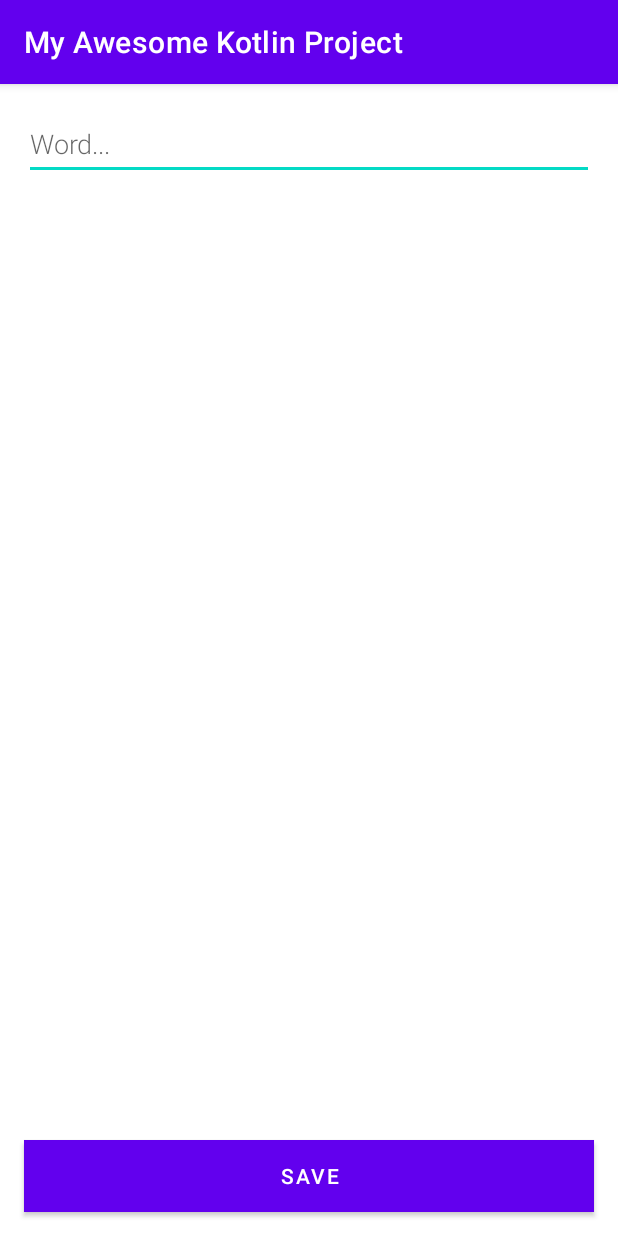
After one commit to mafaz-abrar/my-awesome-kotlin-app, an Android app: the NewWordActivity screen opened directly, with no data from a screen before it, on a phone screen of 412 x 824 dp. The commit adds this screen. Run offline under Robolectric (Android 15) with nearby library versions, the phone set to English and light mode, and no system bars.

Commit message:
Subclassed Application to store Database and Repository, made a new activity to add words, connected the Main Activity code to rest of the code.
Fixed the DAO async build errors by updating the Room version in the build files.

```diff
--- /dev/null
+++ b/app/src/main/java/com/example/myawesomekotlinproject/NewWordActivity.kt
@@ -0,0 +1,38 @@
+package com.example.myawesomekotlinproject
+
+import androidx.appcompat.app.AppCompatActivity
+import android.os.Bundle
+import android.text.TextUtils
+import android.widget.Button
+import android.widget.EditText
+import android.app.Activity
+import android.content.Intent
+
+class NewWordActivity : AppCompatActivity() {
+    override fun onCreate(savedInstanceState: Bundle?) {
+        super.onCreate(savedInstanceState)
+        setContentView(R.layout.activity_new_word)
+
+        val editWordView = findViewById<EditText>(R.id.edit_word)
+        val button = findViewById<Button>(R.id.button_save)
+
+        button.setOnClickListener {
+            val replyIntent = Intent()
+
+            if (TextUtils.isEmpty(editWordView.text)) {
+                setResult(Activity.RESULT_CANCELED, replyIntent)
+            } else {
+                // Place the typed word into a reply Intent
+                val word = editWordView.text.toString()
+                replyIntent.putExtra(EXTRA_REPLY, word)
+                setResult(Activity.RESULT_OK, replyIntent)
+            }
+
+            finish()
+        }
+    }
+
+    companion object {
+        const val EXTRA_REPLY = "com.example.android.wordlistsql.REPLY"
+    }
+}
--- a/app/src/main/java/com/example/myawesomekotlinproject/WordDao.kt
+++ b/app/src/main/java/com/example/myawesomekotlinproject/WordDao.kt
@@ -28,11 +28,13 @@ interface WordDao {
     // The selected onConflict strategy ignores a new word
     // if it's exactly the same as an existing word
     @Insert(onConflict = OnConflictStrategy.IGNORE)
-    fun insert(word: Word)
+    suspend fun insert(word: Word)
 
+    // I was facing strange build errors since the imported Room library
+    // on the build file was using an outdated version
 
     // There is no annotation for deleting multiple entities,
     // so we use the generic query.
     @Query("DELETE FROM word_table")
-    fun deleteAll()
+    suspend fun deleteAll()
 }
--- /dev/null
+++ b/app/src/main/res/layout/activity_new_word.xml
@@ -0,0 +1,36 @@
+<?xml version="1.0" encoding="utf-8"?>
+<androidx.constraintlayout.widget.ConstraintLayout xmlns:android="http://schemas.android.com/apk/res/android"
+    xmlns:app="http://schemas.android.com/apk/res-auto"
+    xmlns:tools="http://schemas.android.com/tools"
+    android:layout_width="match_parent"
+    android:layout_height="match_parent"
+    tools:context=".NewWordActivity">
+
+    <EditText
+        android:id="@+id/edit_word"
+        android:layout_width="match_parent"
+        android:layout_height="wrap_content"
+        android:layout_margin="@dimen/big_padding"
+        android:layout_marginTop="200dp"
+        android:fontFamily="sans-serif-light"
+        android:hint="@string/hint_word"
+        android:inputType="textAutoComplete"
+        android:minHeight="@dimen/min_height"
+        android:textSize="18sp"
+        app:layout_constraintEnd_toEndOf="parent"
+        app:layout_constraintStart_toStartOf="parent"
+        app:layout_constraintTop_toTopOf="parent" />
+
+    <Button
+        android:id="@+id/button_save"
+        android:layout_width="match_parent"
+        android:layout_height="wrap_content"
+        android:layout_margin="@dimen/big_padding"
+        android:background="?attr/colorPrimary"
+        android:text="@string/button_save"
+        android:textColor="@color/buttonLabel"
+        app:layout_constraintBottom_toBottomOf="parent"
+        app:layout_constraintEnd_toEndOf="parent"
+        app:layout_constraintStart_toStartOf="parent" />
+
+</androidx.constraintlayout.widget.ConstraintLayout>
--- a/app/src/main/res/values/colors.xml
+++ b/app/src/main/res/values/colors.xml
@@ -7,4 +7,5 @@
     <color name="teal_700">#FF018786</color>
     <color name="black">#FF000000</color>
     <color name="white">#FFFFFFFF</color>
+    <color name="buttonLabel">#FFFFFF</color>
 </resources>
--- /dev/null
+++ b/app/src/main/res/values/dimens.xml
@@ -0,0 +1,5 @@
+<?xml version="1.0" encoding="utf-8"?>
+<resources>
+    <dimen name="big_padding">16dp</dimen>
+    <dimen name="min_height">48dp</dimen>
+</resources>
--- a/app/src/main/res/values/strings.xml
+++ b/app/src/main/res/values/strings.xml
@@ -2,5 +2,8 @@
     <string name="app_name">My Awesome Kotlin Project</string>
     <string name="author_name">Mafaz Abrar Jan Chowdhury</string>
     <string name="author_student_id">103172407</string>
-    <string name="add_word">+Add a word</string>
+    <string name="hint_word">Word...</string>
+    <string name="button_save">Save</string>
+    <string name="empty_not_saved">Word not saved because it is empty.</string>
+    <string name="add_word">Add word</string>
 </resources>
--- a/build.gradle
+++ b/build.gradle
@@ -17,7 +17,8 @@ ext {
     coroutines = '1.5.2'
     lifecycleVersion = '2.4.0'
     materialVersion = '1.4.0'
-    roomVersion = '2.3.0'
+    // updated from 2.3.0 and also almost everything else was also updated
+    roomVersion = '2.4.3'
     // testing
     junitVersion = '4.13.2'
     espressoVersion = '3.4.0'
```
Also changed, not shown: app/build.gradle (+6 -8 lines), app/src/main/AndroidManifest.xml (+8 -0 lines), app/src/main/java/com/example/myawesomekotlinproject/MainActivity.kt (+49 -0 lines), app/src/main/java/com/example/myawesomekotlinproject/WordApplication.kt (added, +21 -0 lines), app/src/main/java/com/example/myawesomekotlinproject/WordRoomDatabase.kt (+50 -2 lines).
